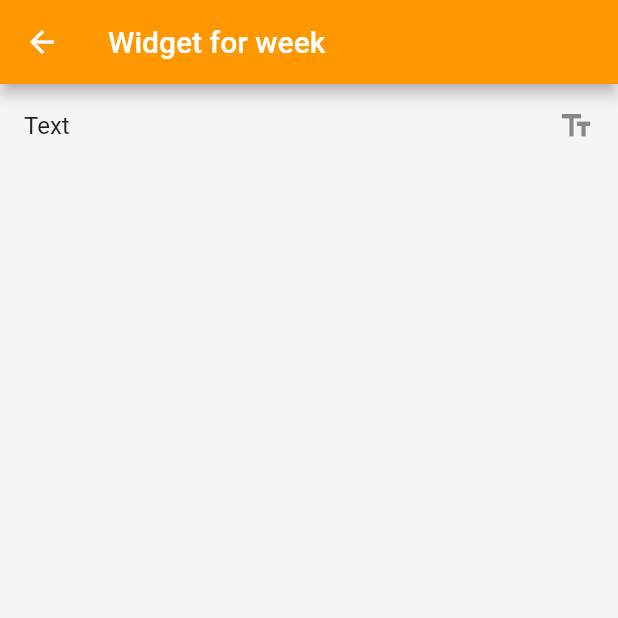
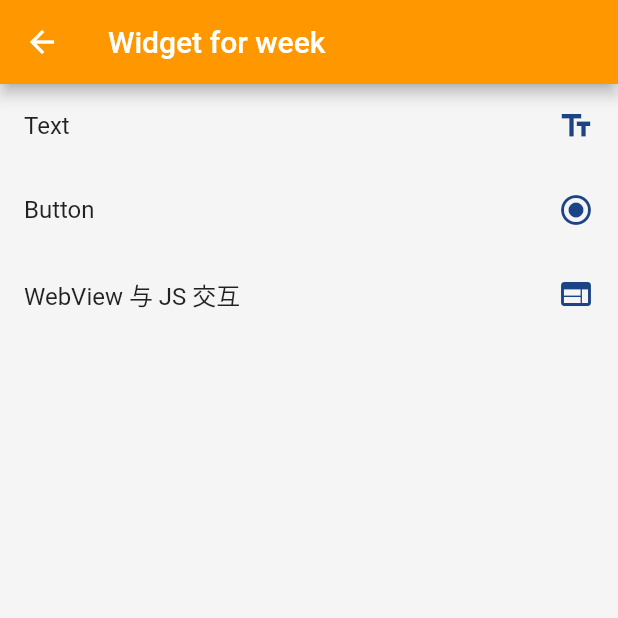
Before and after one commit to yanftch/book, a Flutter app: the WidgetsListPage screen opened by its route, on a phone screen of 412 x 824 dp, the top half of it. Run offline on Flutter 3.47's test engine with Material 2 defaults, Android fonts, the phone set to English and light mode, and no system bars; our stand-ins replace cached_network_image, connectivity, dio, flutter_swiper, fluttertoast, keyboard_actions and 5 more; missing offline and left inert: flutter_ijkplayer, flutter_webview_plugin; accounts and stored records are empty; generated files the repository leaves out were written again; network calls fail.

Commit message:
添加 demo 页面

```diff
--- a/lib/demo/widgets_list_page.dart
+++ b/lib/demo/widgets_list_page.dart
@@ -1,3 +1,5 @@
+import 'dart:math';
+
 import 'package:flutter/material.dart';
 
 /// 每周一组件 列表入口
@@ -9,6 +11,8 @@ class WidgetsListPage extends StatefulWidget {
 
 /// state for [WidgetsListPage]
 class _WidgetsListPageState extends State<WidgetsListPage> {
+  Color randomColor() =>
+      Color((Random().nextDouble() * 0xFFFFFF).toInt() << 0).withOpacity(1.0);
   @override
   Widget build(BuildContext context) {
     return Scaffold(
@@ -21,14 +25,31 @@ class _WidgetsListPageState extends State<WidgetsListPage> {
 
   Widget _buildBody() => Column(
         children: <Widget>[
-          GestureDetector(
+          InkWell(
             child: ListTile(
               title: Text("Text"),
-              trailing: Icon(Icons.text_fields),
+              trailing: Icon(Icons.text_fields, color: randomColor()),
             ),
             onTap: () {
               Navigator.pushNamed(context, "/widgets_for_text");
-
+            },
+          ),
+          InkWell(
+            child: ListTile(
+              title: Text("Button"),
+              trailing: Icon(Icons.radio_button_checked, color: randomColor()),
+            ),
+            onTap: () {
+              Navigator.pushNamed(context, "/widgets_for_button");
+            },
+          ),
+          InkWell(
+            child: ListTile(
+              title: Text("WebView 与 JS 交互"),
+              trailing: Icon(Icons.web, color: randomColor()),
+            ),
+            onTap: () {
+              Navigator.pushNamed(context, "/widgets_for_button");
             },
           )
         ],
--- a/lib/main.dart
+++ b/lib/main.dart
@@ -1,5 +1,6 @@
 import 'dart:async';
 
+import 'package:book/demo/widgets/w_button.dart';
 import 'package:book/wanandroid/test_page.dart';
 import 'package:book/utils/sp_util.dart';
 import 'package:flutter/cupertino.dart';
@@ -95,6 +96,8 @@ class Entrance extends StatelessWidget {
         return _buildRootRoute(settings, (_) => WidgetsListPage());
       case '/widgets_for_text':
         return _buildRootRoute(settings, (_) => WidgetText());
+        case '/widgets_for_button':
+        return _buildRootRoute(settings, (_) => WidgetButton());
       case '/detail':
         return _buildRootRoute(
             settings,
--- a/lib/wanandroid/mine/mine_page.dart
+++ b/lib/wanandroid/mine/mine_page.dart
@@ -39,9 +39,9 @@ class _MinePageState extends State<MinePage>
         centerTitle: true,
         actions: <Widget>[
           FlatButton(
-            child: Text("click==$total"),
+            child: Text("demo"),
             onPressed: () {
-              Navigator.pushNamed(context, '/test');
+              Navigator.pushNamed(context, '/widgets_for_week');
             },
           )
         ],
```
